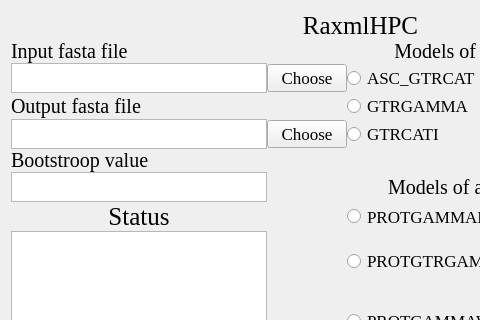
Above: Raxml.ui from hzaurzli/MicroWorldOmics before the change; both pictures show x 0 to 480 and y 0 to 320 of the 721 by 403 pixel window. Below: the same form after it.
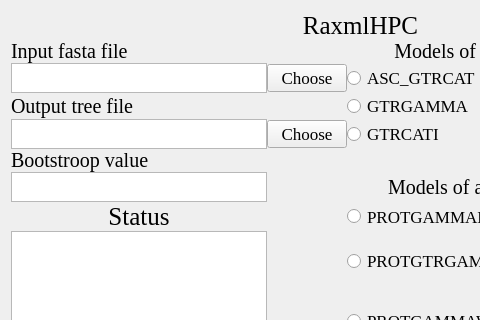
That is the form after the change. Icons and pictures are not drawn.

Patch:
```diff
--- a/Raxml.ui
+++ b/Raxml.ui
@@ -424,7 +424,7 @@
         </font>
        </property>
        <property name="text">
-        <string>Output fasta file</string>
+        <string>Output tree file</string>
        </property>
        <property name="alignment">
         <set>Qt::AlignLeading|Qt::AlignLeft|Qt::AlignVCenter</set>
```
